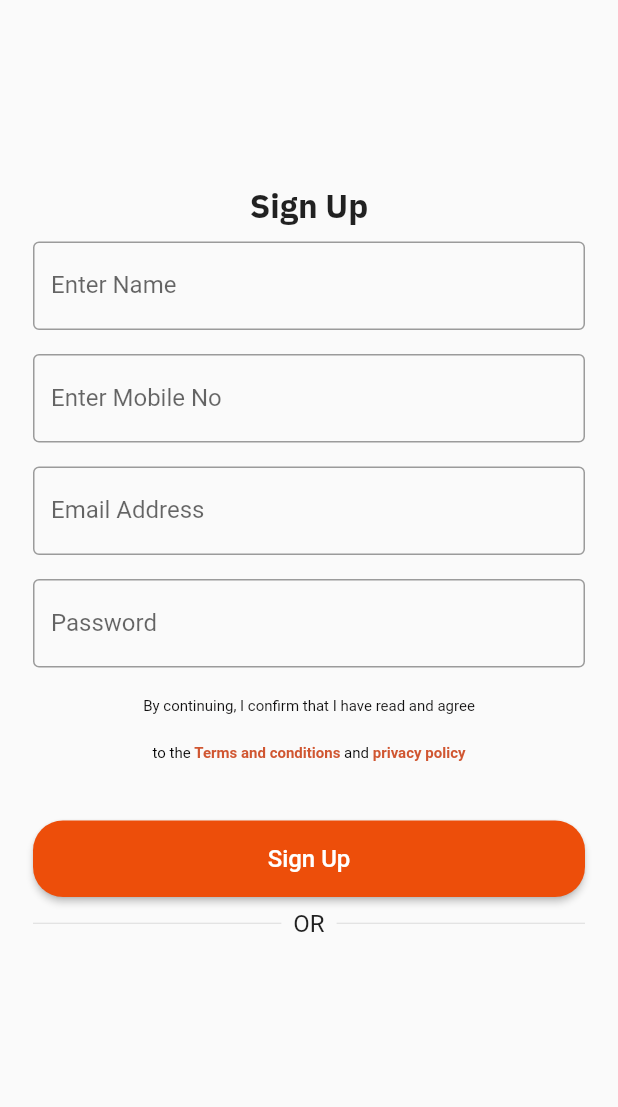
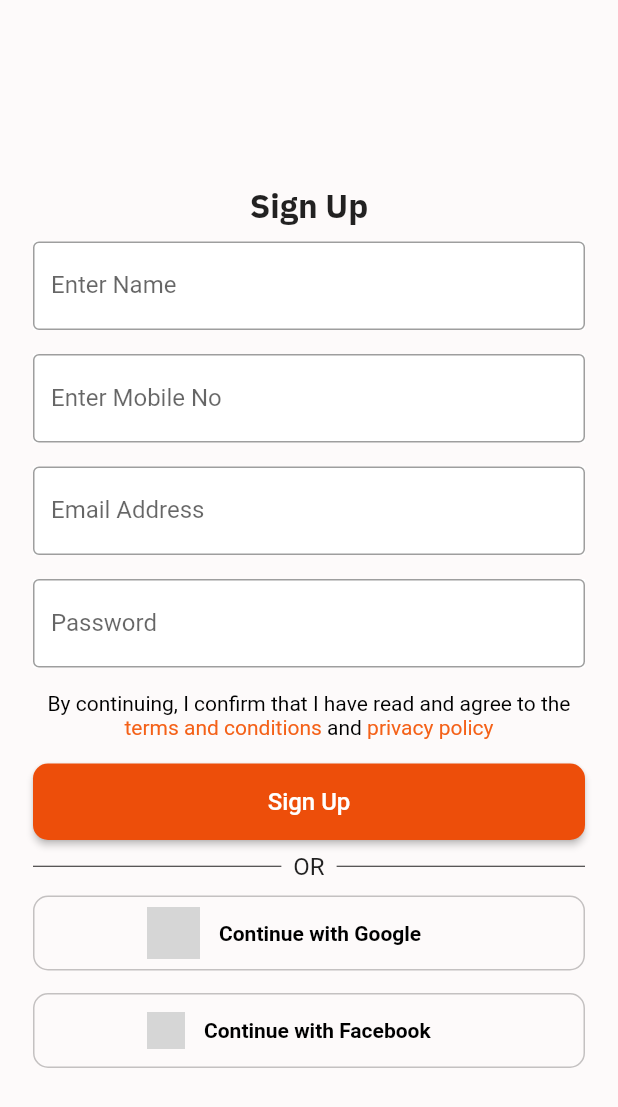
Before and after one commit to yordanos-AtoSV/Food-App, a Flutter app: the screen it shows after launch, after a tap on "Sign Up", on a phone screen of 412 x 824 dp. Shown: the top 1107 px of the screen. Run offline on Flutter 3.47's test engine with Material 2 defaults, Android fonts, the phone set to English and light mode, and no system bars; our stand-ins replace animated_splash_screen; network calls fail; grey boxes are pictures that could not be loaded.

Commit message:
on the sign up page added continue with google and facebook and made the page scrollable

```diff
--- a/new_proj/lib/sign_in.dart
+++ b/new_proj/lib/sign_in.dart
@@ -6,7 +6,8 @@ class SignIn extends StatelessWidget {
   @override
   Widget build(BuildContext context) {
     return Scaffold(
-      body: Padding(
+      body:SingleChildScrollView(
+        child: Padding(
           padding: const EdgeInsets.all(22.0),
           child: Column(
             crossAxisAlignment: CrossAxisAlignment.stretch,
@@ -67,12 +68,12 @@ class SignIn extends StatelessWidget {
                 style: ButtonStyle(
                   shape: MaterialStateProperty.all<RoundedRectangleBorder>(
                       RoundedRectangleBorder(
-                  borderRadius: BorderRadius.circular(20.0),
+                    borderRadius: BorderRadius.circular(10.0),
                   )),
                   padding: MaterialStateProperty.all<EdgeInsetsGeometry>(
                       const EdgeInsets.all(16.0)),
                   backgroundColor: MaterialStateProperty.all<Color>(
-                    Color.fromARGB(255, 237, 78, 10)),
+                      const Color.fromARGB(255, 237, 78, 10)),
                 ),
                 child: const Text(
                   'Sign In',
@@ -83,17 +84,18 @@ class SignIn extends StatelessWidget {
                 mainAxisAlignment: MainAxisAlignment.center,
                 children: [
                   const Text("Don't have an account?"),
-                TextButton(onPressed: () {
-                  Navigator.push(
-                          context,
-                          MaterialPageRoute(
-                              builder: (context) => SignUp()));
-                }, child: const Text("Sign Up"))
+                  TextButton(
+                      onPressed: () {
+                        Navigator.push(context,
+                            MaterialPageRoute(builder: (context) => SignUp()));
+                      },
+                      child: const Text("Sign Up"))
                 ],
               )
             ],
           ),
         ),
+      ),
     );
   }
 }
--- a/new_proj/lib/sign_up.dart
+++ b/new_proj/lib/sign_up.dart
@@ -4,7 +4,9 @@ class SignUp extends StatelessWidget {
   @override
   Widget build(BuildContext context) {
     return Scaffold(
-      body: Padding(
+      backgroundColor: Color.fromARGB(255, 253, 250, 250),
+      body: SingleChildScrollView(
+        child: Padding(
           padding: const EdgeInsets.all(22.0),
           child: Column(
             crossAxisAlignment: CrossAxisAlignment.stretch,
@@ -21,103 +23,84 @@ class SignUp extends StatelessWidget {
                 ),
               ),
               const SizedBox(height: 10.0),
-            TextFormField(
+              Container(
+                color: Color.fromARGB(255, 255, 255, 255),
+                child: TextFormField(
                   decoration: const InputDecoration(
                     border: OutlineInputBorder(),
                     labelText: 'Enter Name',
                   ),
                 ),
+              ),
               const SizedBox(height: 16.0),
-            TextFormField(
+              Container(
+                color: Colors.white,
+                child: TextFormField(
                   obscureText: true,
                   decoration: const InputDecoration(
                     border: OutlineInputBorder(),
                     labelText: 'Enter Mobile No',
                   ),
                 ),
+              ),
               const SizedBox(height: 16.0),
-            TextFormField(
+              Container(
+                color: Colors.white,
+                child: TextFormField(
                   obscureText: true,
                   decoration: const InputDecoration(
                     border: OutlineInputBorder(),
                     labelText: 'Email Address',
                   ),
                 ),
+              ),
               const SizedBox(height: 16.0),
-            TextFormField(
+              Container(
+                color: Colors.white,
+                child: TextFormField(
                   obscureText: true,
                   decoration: const InputDecoration(
-                border: OutlineInputBorder(),
+                    border: OutlineInputBorder(
+                        borderSide: BorderSide(
+                            color: Color.fromARGB(255, 184, 59, 59),
+                            width: 100.0)),
                     labelText: 'Password',
                   ),
                 ),
-            Container(
-              padding: const EdgeInsets.all(10.0),
-              margin: const EdgeInsets.all(10.0),
-              child: Column(
-
-                mainAxisAlignment: MainAxisAlignment.start,
+              ),
+              const SizedBox(height: 16.0),
+              RichText(
+                textAlign: TextAlign.center,
+                text: const TextSpan(
+                  text:
+                      'By continuing, I confirm that I have read and agree to the ',
+                  style: TextStyle(color: Colors.black),
                   children: [
-                  const Text(
-                    'By continuing, I confirm that I have read and agree',
+                    TextSpan(
+                      text: 'terms and conditions',
                       style: TextStyle(
-                      fontSize: 10.0,
-                      color: Color.fromARGB(255, 18, 17, 17),
-                    ),
-                  ),
-
-                  Row(
-                    mainAxisAlignment: MainAxisAlignment.center,
-                    children: [
-                      const SizedBox(height: 50.0),
-                      RichText(
-                        text: const TextSpan(
-                          text: 'to the ',
-                          style: TextStyle(
-                            fontSize: 10.0,
-                            color: Colors.black,
-                          ),
-                          children: <TextSpan>[
-                            TextSpan(
-                              text: 'Terms and conditions',
-                              style: TextStyle(
-                                fontWeight: FontWeight.bold,
-                                color: Color.fromARGB(255, 208, 86, 49),
+                        color: Color.fromARGB(255, 244, 97, 24),
                       ),
                       // recognizer: TapGestureRecognizer()
                       //   ..onTap = () {
-                              //     // Handle button tap event for the specific string
-                              //     print('Button tapped');
+                      //     // Handle terms and conditions link press
                       //   },
                     ),
+                    TextSpan(text: ' and '),
                     TextSpan(
-                              text: ' and',
+                      text: 'privacy policy',
                       style: TextStyle(
-                                fontSize: 10.0,
-                                color: Colors.black,
-                              ),
-                            ),
-                            TextSpan(
-                              text: ' privacy policy',
-                              style: TextStyle(
-                                fontSize: 10.0,
-                                fontWeight: FontWeight.bold,
-                                color: Color.fromARGB(255, 208, 86, 49),
+                        color: Color.fromARGB(255, 244, 97, 24),
                       ),
                       // recognizer: TapGestureRecognizer()
                       //   ..onTap = () {
-                              //     // Handle button tap event for the specific string
-                              //     print('Button tapped');
+                      //     // Handle privacy policy link press
                       //   },
                     ),
                   ],
                 ),
-                      )
-                    ],
               ),
-                ],
-              ),
-            ),
+              const SizedBox(height: 16.0),
               ElevatedButton(
                 onPressed: () {
                   // TODO: Implement login functionality
@@ -125,7 +108,7 @@ class SignUp extends StatelessWidget {
                 style: ButtonStyle(
                   shape: MaterialStateProperty.all<RoundedRectangleBorder>(
                       RoundedRectangleBorder(
-                  borderRadius: BorderRadius.circular(20.0),
+                    borderRadius: BorderRadius.circular(10.0),
                   )),
                   padding: MaterialStateProperty.all<EdgeInsetsGeometry>(
                       const EdgeInsets.all(16.0)),
@@ -141,7 +124,9 @@ class SignUp extends StatelessWidget {
               Row(
                 children: const [
                   Expanded(
-                    child: Divider(),
+                    child: Divider(
+                      color: Colors.black87,
+                    ),
                   ),
                   Padding(
                     padding: EdgeInsets.symmetric(horizontal: 8.0),
@@ -151,12 +136,87 @@ class SignUp extends StatelessWidget {
                     ),
                   ),
                   Expanded(
-                    child: Divider(),
+                    child: Divider(
+                      color: Colors.black87,
+                    ),
                   ),
                 ],
               ),
-
+              const SizedBox(height: 10.0),
+              Row(
+                mainAxisAlignment: MainAxisAlignment.center,
+                mainAxisSize: MainAxisSize.min,
+                children: <Widget>[
+                  Expanded(
+                    child: Container(
+                      decoration: BoxDecoration(
+                        borderRadius: BorderRadius.circular(10.0),
+                        border: Border.all(
+                            color: Color.fromARGB(255, 196, 193, 193)),
+                      ),
+                      child: Row(
+                        children: [
+                          const SizedBox(width: 75.0),
+                          const SizedBox(height: 48.0),
+                          Image.network(
+                              'http://pngimg.com/uploads/google/google_PNG19635.png',
+                              width: 35.0,
+                              fit: BoxFit.cover),
+                          const SizedBox(
+                            width: 5.0,
+                          ),
+                          TextButton(
+                              onPressed: () {},
+                              child: const Text(
+                                'Continue with Google',
+                                style: TextStyle(
+                                    fontWeight: FontWeight.bold,
+                                    color: Colors.black),
+                              ))
                         ],
+                      ),
+                    ),
+                  )
+                ],
+              ),
+              const SizedBox(height: 15.0),
+              Row(
+                mainAxisAlignment: MainAxisAlignment.center,
+                mainAxisSize: MainAxisSize.min,
+                children: <Widget>[
+                  Expanded(
+                    child: Container(
+                      decoration: BoxDecoration(
+                        borderRadius: BorderRadius.circular(10.0),
+                        border: Border.all(
+                            color: Color.fromARGB(255, 196, 193, 193)),
+                      ),
+                      child: Row(
+                        children: [
+                          const SizedBox(width: 75.0),
+                          Image.network(
+                              'https://www.facebookbrand.com/wp-content/uploads/2019/04/f_logo_RGB-Hex-Blue_512.png',
+                              width: 25.0,
+                              fit: BoxFit.cover),
+                          const SizedBox(
+                            width: 5.0,
+                          ),
+                          TextButton(
+                              onPressed: () {},
+                              child: const Text(
+                                'Continue with Facebook',
+                                style: TextStyle(
+                                    fontWeight: FontWeight.bold,
+                                    color: Colors.black),
+                              ))
+                        ],
+                      ),
+                    ),
+                  )
+                ],
+              ),
+            ],
+          ),
         ),
       ),
     );
```
Lines whose indentation alone changed are shown as unchanged.
